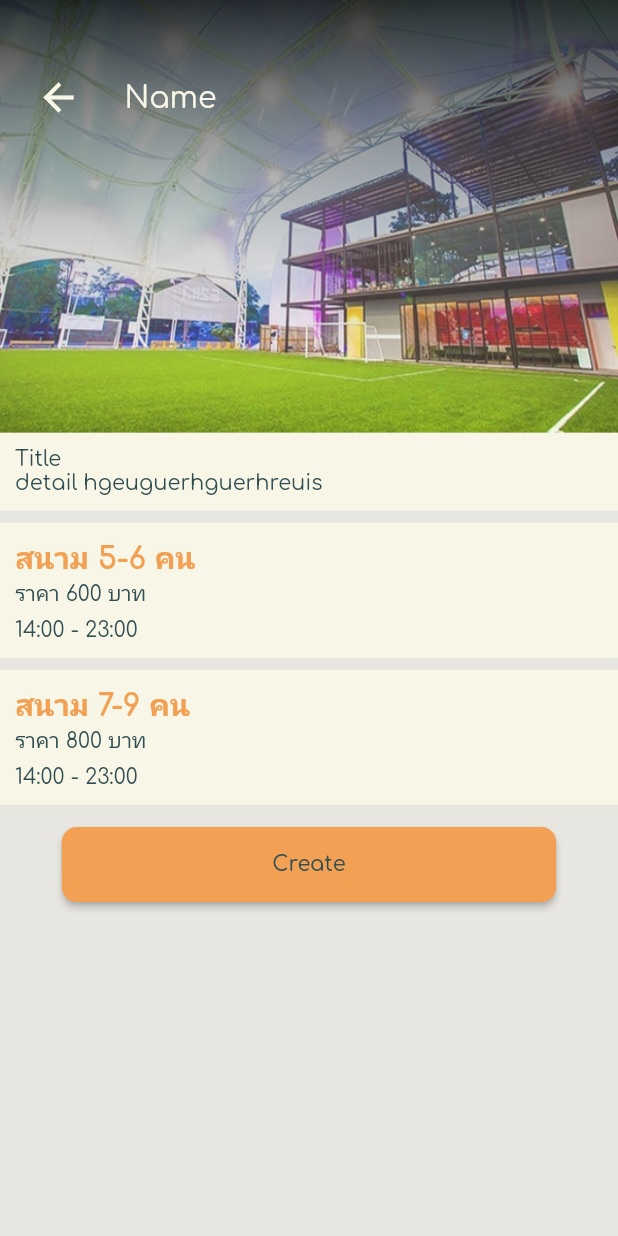
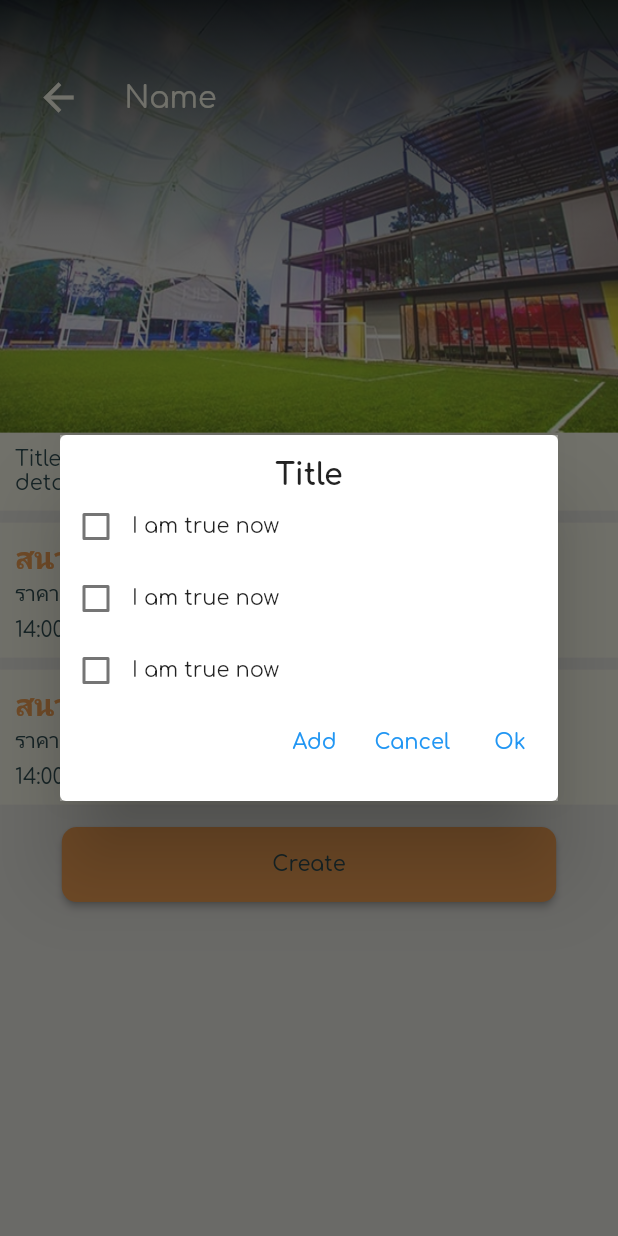
Before and after one commit to chayveng/project, a Flutter app: the ClubScreen screen opened by its route, after a tap on "สนาม 5-6 คน", on a phone screen of 412 x 824 dp. Run offline on Flutter 3.47's test engine with Material 2 defaults, Android fonts, the phone set to English and light mode, and no system bars; our stand-ins replace page_transition, shared_preferences; accounts and stored records are empty.

Commit message:
club/components/time_list/time_list
TimesDialog

```diff
--- a/project_app/lib/ui/screens/club/components/body.dart
+++ b/project_app/lib/ui/screens/club/components/body.dart
@@ -2,15 +2,21 @@ import 'package:flutter/material.dart';
 import 'package:page_transition/page_transition.dart';
 import 'package:project_app/core/models/Club.dart';
 import 'package:project_app/ui/screens/club/components/card_field.dart';
+import 'package:project_app/ui/screens/club/components/time_list/time_list.dart';
 import 'package:project_app/ui/screens/main/main_screen.dart';
 
 import '../../../../constants.dart';
 
-class Body extends StatelessWidget {
+class Body extends StatefulWidget {
   final Club club;
 
   const Body({Key key, this.club}) : super(key: key);
 
+  @override
+  _BodyState createState() => _BodyState();
+}
+
+class _BodyState extends State<Body> {
   @override
   Widget build(BuildContext context) {
     Size sized = MediaQuery.of(context).size;
@@ -21,7 +27,7 @@ class Body extends StatelessWidget {
           buildHeader(sized, context),
           buildTitleBox(sized),
           listSection(),
-          SizedBox(height:15),
+          SizedBox(height: 15),
           buildCreateButton(sized),
         ],
       ),
@@ -140,7 +146,12 @@ class Body extends StatelessWidget {
     return Column(
       children: [
         CardField(
-          onTap: () {},
+          onTap: () {
+            showDialog(
+              context: context,
+                barrierDismissible: false,
+                builder: (BuildContext context) => TimesDialog());
+          },
           title: 'สนาม 5-6 คน',
           price: 'ราคา 600 บาท',
           time: '14:00 - 23:00',
--- /dev/null
+++ b/project_app/lib/ui/screens/club/components/time_list/time_list.dart
@@ -0,0 +1,101 @@
+import 'package:flutter/material.dart';
+
+class TimesDialog extends StatefulWidget {
+  @override
+  _MyDialogState createState() => _MyDialogState();
+}
+
+class _MyDialogState extends State<TimesDialog> {
+  bool isValue1 = false;
+  bool isValue2 = false;
+  bool isValue3 = false;
+
+  @override
+  Widget build(BuildContext context) {
+    Size sized = MediaQuery.of(context).size;
+    return Dialog(
+      child: Container(
+        padding: EdgeInsets.symmetric(vertical: 15),
+        width: sized.width,
+        color: Colors.white30,
+        child: SingleChildScrollView(
+          child: buildListSection(context),
+        ),
+      ),
+    );
+  }
+
+  Column buildListSection(BuildContext context) {
+    return Column(
+      children: [
+        Text(
+          'Title',
+          style: TextStyle(fontWeight: FontWeight.bold, fontSize: 20),
+        ),
+        Row(
+          children: [
+            Checkbox(
+              value: isValue1,
+              onChanged: (value) {
+                setState(() {
+                  isValue1 = !isValue1;
+                });
+              },
+            ),
+            Text('I am true now'),
+          ],
+        ),
+        Row(
+          children: [
+            Checkbox(
+              value: isValue2,
+              onChanged: (value) {
+                setState(() {
+                  isValue2 = !isValue2;
+                });
+              },
+            ),
+            Text('I am true now'),
+          ],
+        ),
+        Row(
+          children: [
+            Checkbox(
+              value: isValue3,
+              onChanged: (value) {
+                setState(() {
+                  isValue3 = !isValue3;
+                });
+              },
+            ),
+            Text('I am true now'),
+          ],
+        ),
+        buildRowButton(context),
+      ],
+    );
+  }
+
+  Row buildRowButton(BuildContext context) {
+    return Row(
+      mainAxisAlignment: MainAxisAlignment.end,
+      children: [
+        TextButton(
+            onPressed: () {
+              print('Add');
+            },
+            child: Text('Add')),
+        TextButton(
+            onPressed: () {
+              Navigator.pop(context);
+            },
+            child: Text('Cancel')),
+        TextButton(
+            onPressed: () {
+              print('Ok');
+            },
+            child: Text('Ok')),
+      ],
+    );
+  }
+}
```
Also changed, not shown: project_app/lib/ui/screens/testScreen/TestScreen.dart (+13 -10 lines).
